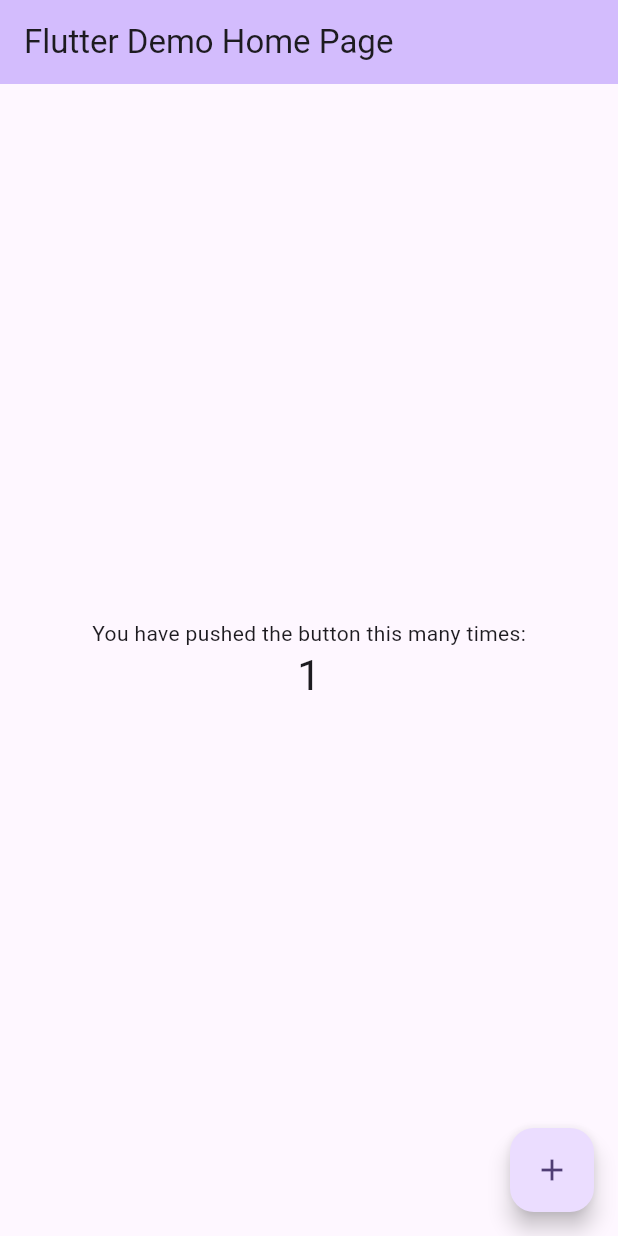
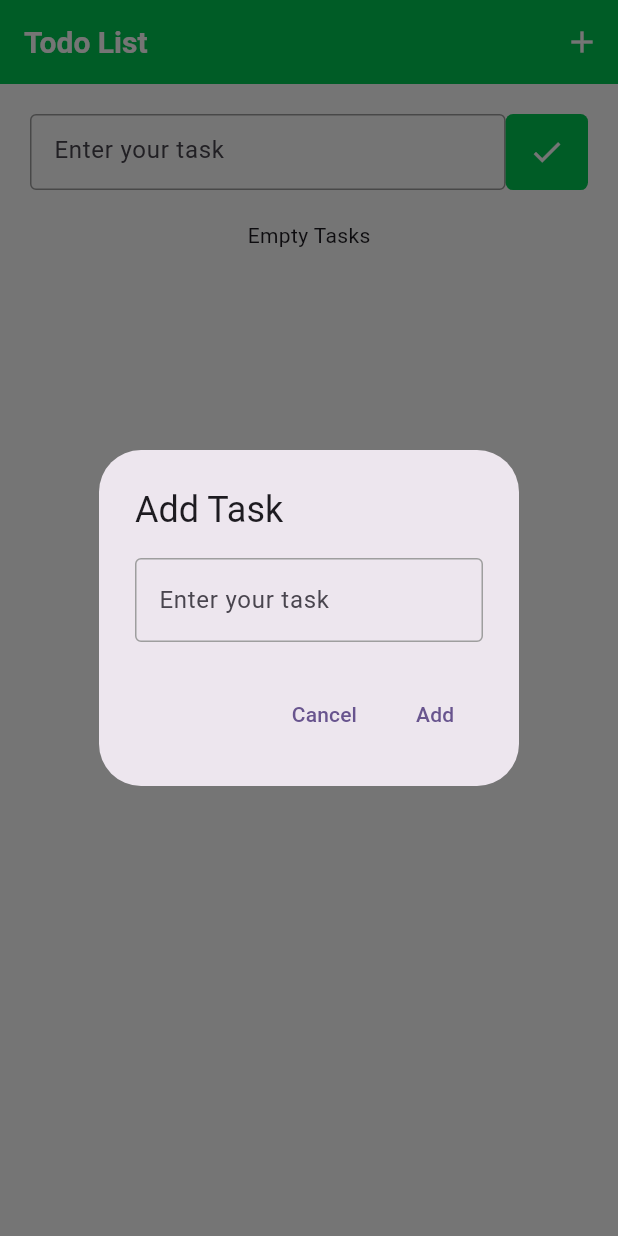
Before and after one commit to khemmanat/flutter_kobkiat_test, a Flutter app: the screen it shows after launch, after a tap on the "add" icon, on a phone screen of 412 x 824 dp. Run offline on Flutter 3.47's test engine with Material 2 defaults, Android fonts, the phone set to English and light mode, and no system bars; our stand-ins replace equatable, flutter_bloc, flutter_screenutil.

Commit message:
add to do list project

```diff
--- /dev/null
+++ b/lib/common/constants/app_colors.dart
@@ -0,0 +1,11 @@
+import 'package:flutter/material.dart';
+
+class AppColors {
+  AppColors._();
+
+  static const Color primaryRed = Color(0xFFE53935);
+  static const Color primaryBlack = Color(0xFF000000);
+  static const Color primaryWhite = Color(0xFFFFFFFF);
+  static const Color primaryGreen = Color(0xFF00C853);
+  static const Color primaryGray = Color(0xFF9E9E9E);
+}
--- /dev/null
+++ b/lib/domain/entities/task_data.dart
@@ -0,0 +1,11 @@
+class TaskData {
+  TaskData({
+    required this.id,
+    required this.title,
+    required this.complete,
+  });
+
+  final String id;
+  final String title;
+  final bool complete;
+}
--- a/lib/main.dart
+++ b/lib/main.dart
@@ -1,4 +1,6 @@
 import 'package:flutter/material.dart';
+import 'package:flutter_kobkiat_test/presentation/features/home/home_screen.dart';
+import 'package:flutter_screenutil/flutter_screenutil.dart';
 
 void main() {
   runApp(const MyApp());
@@ -7,119 +9,21 @@ void main() {
 class MyApp extends StatelessWidget {
   const MyApp({super.key});
 
-  // This widget is the root of your application.
   @override
   Widget build(BuildContext context) {
-    return MaterialApp(
-      title: 'Flutter Demo',
-      theme: ThemeData(
-        // This is the theme of your application.
-        //
-        // TRY THIS: Try running your application with "flutter run". You'll see
-        // the application has a blue toolbar. Then, without quitting the app,
-        // try changing the seedColor in the colorScheme below to Colors.green
-        // and then invoke "hot reload" (save your changes or press the "hot
-        // reload" button in a Flutter-supported IDE, or press "r" if you used
-        // the command line to start the app).
-        //
-        // Notice that the counter didn't reset back to zero; the application
-        // state is not lost during the reload. To reset the state, use hot
-        // restart instead.
-        //
-        // This works for code too, not just values: Most code changes can be
-        // tested with just a hot reload.
-        colorScheme: ColorScheme.fromSeed(seedColor: Colors.deepPurple),
-        useMaterial3: true,
+    return ScreenUtilInit(
+      designSize: const Size(375, 812),
+      minTextAdapt: true,
+      splitScreenMode: true,
+      child: MaterialApp(
+        debugShowCheckedModeBanner: false,
+        title: 'Flutter Todo App',
+        theme: ThemeData(
+          colorScheme: ColorScheme.fromSeed(seedColor: Colors.deepPurple),
+          useMaterial3: true,
+        ),
+        home: HomeScreen(),
       ),
-      home: const MyHomePage(title: 'Flutter Demo Home Page'),
     );
   }
 }
-
-class MyHomePage extends StatefulWidget {
-  const MyHomePage({super.key, required this.title});
-
-  // This widget is the home page of your application. It is stateful, meaning
-  // that it has a State object (defined below) that contains fields that affect
-  // how it looks.
-
-  // This class is the configuration for the state. It holds the values (in this
-  // case the title) provided by the parent (in this case the App widget) and
-  // used by the build method of the State. Fields in a Widget subclass are
-  // always marked "final".
-
-  final String title;
-
-  @override
-  State<MyHomePage> createState() => _MyHomePageState();
-}
-
-class _MyHomePageState extends State<MyHomePage> {
-  int _counter = 0;
-
-  void _incrementCounter() {
-    setState(() {
-      // This call to setState tells the Flutter framework that something has
-      // changed in this State, which causes it to rerun the build method below
-      // so that the display can reflect the updated values. If we changed
-      // _counter without calling setState(), then the build method would not be
-      // called again, and so nothing would appear to happen.
-      _counter++;
-    });
-  }
-
-  @override
-  Widget build(BuildContext context) {
-    // This method is rerun every time setState is called, for instance as done
-    // by the _incrementCounter method above.
-    //
-    // The Flutter framework has been optimized to make rerunning build methods
-    // fast, so that you can just rebuild anything that needs updating rather
-    // than having to individually change instances of widgets.
-    return Scaffold(
-      appBar: AppBar(
-        // TRY THIS: Try changing the color here to a specific color (to
-        // Colors.amber, perhaps?) and trigger a hot reload to see the AppBar
-        // change color while the other colors stay the same.
-        backgroundColor: Theme.of(context).colorScheme.inversePrimary,
-        // Here we take the value from the MyHomePage object that was created by
-        // the App.build method, and use it to set our appbar title.
-        title: Text(widget.title),
-      ),
-      body: Center(
-        // Center is a layout widget. It takes a single child and positions it
-        // in the middle of the parent.
-        child: Column(
-          // Column is also a layout widget. It takes a list of children and
-          // arranges them vertically. By default, it sizes itself to fit its
-          // children horizontally, and tries to be as tall as its parent.
-          //
-          // Column has various properties to control how it sizes itself and
-          // how it positions its children. Here we use mainAxisAlignment to
-          // center the children vertically; the main axis here is the vertical
-          // axis because Columns are vertical (the cross axis would be
-          // horizontal).
-          //
-          // TRY THIS: Invoke "debug painting" (choose the "Toggle Debug Paint"
-          // action in the IDE, or press "p" in the console), to see the
-          // wireframe for each widget.
-          mainAxisAlignment: MainAxisAlignment.center,
-          children: <Widget>[
-            const Text(
-              'You have pushed the button this many times:',
-            ),
-            Text(
-              '$_counter',
-              style: Theme.of(context).textTheme.headlineMedium,
-            ),
-          ],
-        ),
-      ),
-      floatingActionButton: FloatingActionButton(
-        onPressed: _incrementCounter,
-        tooltip: 'Increment',
-        child: const Icon(Icons.add),
-      ), // This trailing comma makes auto-formatting nicer for build methods.
-    );
-  }
-}
--- /dev/null
+++ b/lib/presentation/features/home/bloc/task_bloc.dart
@@ -0,0 +1,41 @@
+import 'package:equatable/equatable.dart';
+import 'package:flutter_bloc/flutter_bloc.dart';
+
+import '../../../../domain/entities/task_data.dart';
+
+part 'task_event.dart';
+part 'task_state.dart';
+
+class TaskBloc extends Bloc<TaskEvent, TaskState> {
+  TaskBloc() : super(TaskState()) {
+    on<FetchTask>(_onFetchTask);
+    on<AddTask>(_onAddTask);
+    on<UpdateTask>(_onUpdateTask);
+    on<DeleteTask>(_onDeleteTask);
+  }
+
+  void _onFetchTask(FetchTask event, Emitter<TaskState> emit) {
+    final state = this.state;
+    emit(state.copyWith(taskList: state.taskList));
+  }
+
+  void _onAddTask(AddTask event, Emitter<TaskState> emit) {
+    final state = this.state;
+    emit(state.copyWith(taskList: [...state.taskList, event.task]));
+  }
+
+  void _onUpdateTask(UpdateTask event, Emitter<TaskState> emit) {
+    final tasks = state.taskList.map((task) {
+      if (task.id == event.task.id) {
+        return event.task;
+      }
+      return task;
+    }).toList();
+    emit(state.copyWith(taskList: tasks));
+  }
+
+  void _onDeleteTask(DeleteTask event, Emitter<TaskState> emit) {
+    final tasks = state.taskList.where((task) => task.id != event.task.id).toList();
+    emit(state.copyWith(taskList: tasks));
+  }
+}
--- /dev/null
+++ b/lib/presentation/features/home/bloc/task_event.dart
@@ -0,0 +1,39 @@
+part of 'task_bloc.dart';
+
+abstract class TaskEvent extends Equatable {
+  const TaskEvent();
+
+  @override
+  List<Object> get props => [];
+}
+
+class FetchTask extends TaskEvent {
+  const FetchTask();
+
+  @override
+  List<Object> get props => [];
+}
+
+class AddTask extends TaskEvent {
+  const AddTask({required this.task});
+  final TaskData task;
+
+  @override
+  List<Object> get props => [task];
+}
+
+class UpdateTask extends TaskEvent {
+  const UpdateTask({required this.task});
+  final TaskData task;
+
+  @override
+  List<Object> get props => [task];
+}
+
+class DeleteTask extends TaskEvent {
+  const DeleteTask({required this.task});
+  final TaskData task;
+
+  @override
+  List<Object> get props => [task];
+}
--- /dev/null
+++ b/lib/presentation/features/home/bloc/task_state.dart
@@ -0,0 +1,20 @@
+part of 'task_bloc.dart';
+
+class TaskState extends Equatable {
+  const TaskState({
+    this.taskList = const <TaskData>[],
+  });
+
+  final List<TaskData> taskList;
+
+  TaskState copyWith({
+    List<TaskData>? taskList,
+  }) {
+    return TaskState(
+      taskList: taskList ?? this.taskList,
+    );
+  }
+
+  @override
+  List<Object> get props => [taskList];
+}
--- /dev/null
+++ b/lib/presentation/features/home/home_screen.dart
@@ -0,0 +1,214 @@
+import 'dart:developer';
+
+import 'package:flutter/material.dart';
+import 'package:flutter_bloc/flutter_bloc.dart';
+import 'package:flutter_kobkiat_test/common/constants/app_colors.dart';
+import 'package:flutter_kobkiat_test/presentation/features/home/bloc/task_bloc.dart';
+import 'package:flutter_kobkiat_test/presentation/widgets/app_scaffold_view.dart';
+import 'package:flutter_screenutil/flutter_screenutil.dart';
+import 'package:uuid/uuid.dart';
+
+import '../../../domain/entities/task_data.dart';
+import 'widgets/task_card_widget.dart';
+
+class HomeScreen extends StatefulWidget {
+  const HomeScreen({super.key});
+
+  @override
+  State<HomeScreen> createState() => _HomeScreenState();
+}
+
+class _HomeScreenState extends State<HomeScreen> {
+  final taskBloc = TaskBloc();
+  TextEditingController titleController = TextEditingController();
+
+  @override
+  void initState() {
+    super.initState();
+  }
+
+  void addTask() {
+    if (titleController.text.isEmpty) {
+      showDialog(
+          context: context,
+          builder: (context) => AlertDialog(
+                  content: Column(
+                mainAxisSize: MainAxisSize.min,
+                children: [
+                  const Text(
+                    'Please enter your task',
+                    style: TextStyle(
+                      color: AppColors.primaryRed,
+                      fontSize: 20,
+                    ),
+                  ),
+                  const SizedBox(height: 20),
+                  Row(
+                    children: [
+                      Expanded(
+                        child: ElevatedButton(
+                            onPressed: () {
+                              Navigator.pop(context);
+                            },
+                            child: const Text('OK')),
+                      ),
+                    ],
+                  )
+                ],
+              )));
+    } else {
+      const uuid = Uuid();
+      taskBloc.add(AddTask(task: TaskData(id: uuid.v1(), title: titleController.text, complete: false)));
+      titleController.clear();
+    }
+  }
+
+  @override
+  Widget build(BuildContext context) {
+    return BlocProvider(
+      create: (_) => TaskBloc(),
+      child: AppScaffoldView(
+        backgroundColor: AppColors.primaryWhite,
+        appBar: AppBar(
+          backgroundColor: AppColors.primaryGreen,
+          title: const Text('Todo List',
+              style: TextStyle(
+                fontWeight: FontWeight.bold,
+                fontSize: 20,
+                color: AppColors.primaryWhite,
+              )),
+          actions: [
+            IconButton(
+              onPressed: () {
+                showAddTaskDialog();
+              },
+              icon: const Icon(
+                Icons.add,
+                color: AppColors.primaryWhite,
+              ),
+            ),
+          ],
+        ),
+        body: Container(
+          padding: const EdgeInsets.all(20),
+          child: Column(
+            children: [
+              SizedBox(
+                height: 50.h,
+                child: Row(
+                  children: [
+                    Expanded(
+                      child: TextFormField(
+                          controller: titleController,
+                          decoration: const InputDecoration(
+                            hintText: 'Enter your task',
+                            border: OutlineInputBorder(),
+                            enabledBorder: OutlineInputBorder(
+                              borderSide: BorderSide(color: AppColors.primaryGray),
+                            ),
+                          ),
+                          onFieldSubmitted: (value) {
+                            if (value.isEmpty) return;
+                            addTask();
+                          }),
+                    ),
+                    InkWell(
+                      onTap: () {
+                        addTask();
+                      },
+                      child: Container(
+                        height: double.infinity,
+                        width: 50.w,
+                        decoration: BoxDecoration(
+                          color: AppColors.primaryGreen,
+                          borderRadius: BorderRadius.circular(5),
+                        ),
+                        child: const Icon(Icons.check, color: AppColors.primaryWhite),
+                      ),
+                    )
+                  ],
+                ),
+              ),
+              SizedBox(height: 20.h),
+              BlocBuilder<TaskBloc, TaskState>(
+                bloc: taskBloc..add(const FetchTask()),
+                buildWhen: (previous, current) {
+                  return previous.taskList != current.taskList;
+                },
+                builder: (BuildContext context, TaskState state) {
+                  log('check state :: $state');
+                  if (state.taskList.isEmpty) {
+                    return Expanded(
+                      child: SizedBox(
+                        height: 300.h,
+                        child: const Text('Empty Tasks'),
+                      ),
+                    );
+                  }
+                  return ListView.separated(
+                    shrinkWrap: true,
+                    itemCount: state.taskList.length,
+                    itemBuilder: (BuildContext context, int index) {
+                      final task = state.taskList[index];
+                      return TaskCardWidget(
+                        task: task,
+                        onChanged: (value) {
+                          taskBloc.add(UpdateTask(task: TaskData(id: task.id, title: task.title, complete: value)));
+                        },
+                        onDelete: () {
+                          taskBloc.add(DeleteTask(task: task));
+                        },
+                      );
+                    },
+                    separatorBuilder: (BuildContext context, int index) {
+                      return const SizedBox(height: 10);
+                    },
+                  );
+                },
+              ),
+            ],
+          ),
+        ),
+      ),
+    );
+  }
+
+  // optional for using dialog to add task
+  void showAddTaskDialog() {
+    showDialog(
+      context: context,
+      builder: (BuildContext context) {
+        return AlertDialog(
+          title: const Text('Add Task'),
+          content: TextFormField(
+            controller: titleController,
+            decoration: const InputDecoration(
+              hintText: 'Enter your task',
+              border: OutlineInputBorder(),
+              enabledBorder: OutlineInputBorder(
+                borderSide: BorderSide(color: AppColors.primaryGray),
+              ),
+            ),
+          ),
+          actions: [
+            TextButton(
+              onPressed: () {
+                Navigator.pop(context);
+              },
+              child: const Text('Cancel'),
+            ),
+            TextButton(
+              onPressed: () {
+                addTask();
+                Navigator.pop(context);
+              },
+              child: const Text('Add'),
+            ),
+          ],
+        );
+      },
+    );
+  }
+}
+
+//to-do list
--- /dev/null
+++ b/lib/presentation/widgets/app_scaffold_view.dart
@@ -0,0 +1,57 @@
+import 'package:flutter/material.dart';
+import 'package:flutter/services.dart';
+
+/// AppScaffoldView widget is used as core template widget which provides
+/// functional selection of safe area and status bar color
+/// safeAreaColor: Color of the safe area
+/// child: Widget to be wrapped
+/// bottomNavigationBar: Bottom navigation bar implementation
+class AppScaffoldView extends StatelessWidget {
+  const AppScaffoldView({
+    super.key,
+    this.safeAreaColor,
+    required this.body,
+    this.bottomNavigationBar,
+    this.top = true,
+    this.bottom = true,
+    this.left = true,
+    this.right = true,
+    this.appBar,
+    this.bottomSheet,
+    this.backgroundColor,
+  });
+
+  final Color? safeAreaColor;
+  final Color? backgroundColor;
+  final PreferredSizeWidget? appBar;
+  final Widget body;
+  final Widget? bottomSheet;
+  final Widget? bottomNavigationBar;
+
+  final bool top;
+  final bool bottom;
+  final bool left;
+  final bool right;
+
+  @override
+  Widget build(BuildContext context) {
+    return Scaffold(
+      appBar: appBar,
+      backgroundColor: backgroundColor,
+      body: AnnotatedRegion<SystemUiOverlayStyle>(
+        value: SystemUiOverlayStyle.light.copyWith(
+          statusBarColor: safeAreaColor,
+        ),
+        child: SafeArea(
+          top: top,
+          bottom: bottom,
+          left: left,
+          right: right,
+          child: SizedBox(width: double.infinity, height: double.infinity, child: body),
+        ),
+      ),
+      bottomSheet: bottomSheet,
+      bottomNavigationBar: bottomNavigationBar,
+    );
+  }
+}
--- a/pubspec.yaml
+++ b/pubspec.yaml
@@ -35,6 +35,10 @@ dependencies:
   # The following adds the Cupertino Icons font to your application.
   # Use with the CupertinoIcons class for iOS style icons.
   cupertino_icons: ^1.0.2
+  flutter_bloc: ^8.1.3
+  equatable: ^2.0.5
+  flutter_screenutil: ^5.9.0
+  uuid: ^4.0.0
 
 dev_dependencies:
   flutter_test:
```
Also changed, not shown: lib/presentation/features/home/widgets/task_card_widget.dart (added, +54 -0 lines), pubspec.lock, 63 other files.
